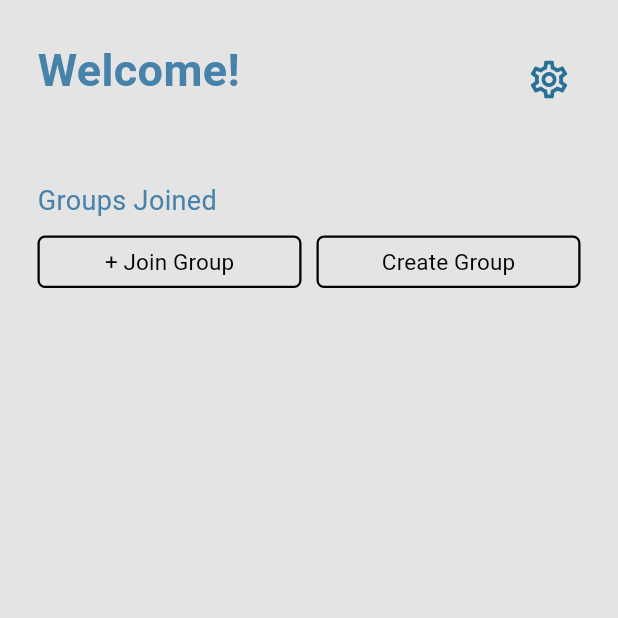
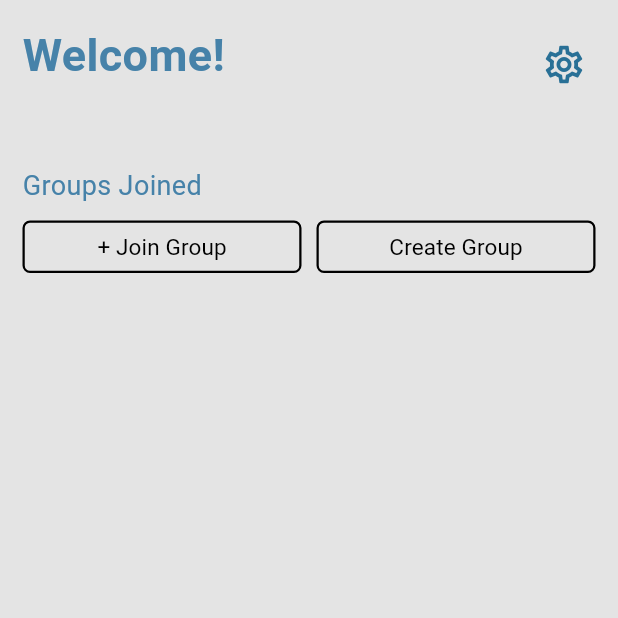
Before and after one commit to earlsab/here, a Flutter app: the screen it shows once a user with an empty profile is signed in, on a phone screen of 412 x 824 dp, the top half of it. Run offline on Flutter 3.47's test engine with Material 3 defaults, Android fonts, the phone set to English and light mode, and no system bars; our stand-ins replace cloud_firestore, firebase_auth, firebase_core, firebase_storage, fluttertoast, image_picker and 1 more; missing offline and left inert: random_uuid_string; accounts and stored records are empty; Roboto replaces fonts that are missing (Helvetica Neue).

Commit message:
cleaned created group

```diff
--- a/lib/screens/group_page.dart
+++ b/lib/screens/group_page.dart
@@ -15,7 +15,7 @@ class GroupPage extends StatefulWidget {
   State<GroupPage> createState() => _GroupPageState();
 }
 
-String title = 'Create Group';
+
 
 class _GroupPageState extends State<GroupPage> {
   // Firestore
@@ -50,7 +50,7 @@ class _GroupPageState extends State<GroupPage> {
         backgroundColor: const Color.fromARGB(255, 228, 228, 228),
         body: SafeArea(
           child: Padding(
-            padding: const EdgeInsets.all(25.0),
+            padding: const EdgeInsets.all(15.0),
             child: Column(
               crossAxisAlignment: CrossAxisAlignment.start, // Aligns children to the left
               children: [
@@ -91,7 +91,7 @@ class _GroupPageState extends State<GroupPage> {
                     ),
                     Container(width: 50),
                     Padding(
-                      padding: const EdgeInsets.only(left: 0), // Add some space to the left
+                      padding: const EdgeInsets.only(left: 2), // Add some space to the left
                       child: Column(
                         // Settings button
                         children: [
@@ -172,7 +172,7 @@ class _GroupPageState extends State<GroupPage> {
                           onPressed: () {
                             Navigator.of(context).push(
                               MaterialPageRoute(
-                                builder: (context) => CreateGroup(title: title),
+                                builder: (context) => const CreateGroup(),
                               ),
                             );
                           },
@@ -184,9 +184,9 @@ class _GroupPageState extends State<GroupPage> {
                               borderRadius: BorderRadius.circular(5),
                             ),
                           ),
-                          child: Text(
-                            title,
-                            style: const TextStyle(
+                          child: const Text(
+                            "Create Group",
+                            style: TextStyle(
                               fontFamily: "Helvetica Neue",
                               fontSize: 15,
                               fontWeight: FontWeight.w400,
@@ -198,6 +198,7 @@ class _GroupPageState extends State<GroupPage> {
                     ),
                   ],
                 ),
+                const SizedBox(height: 20),
       StreamBuilder<List<DocumentSnapshot>>(
         stream: firestoreService.getGroupsStream(),
         builder: (context, snapshot) {
@@ -234,7 +235,6 @@ class _GroupPageState extends State<GroupPage> {
                             //     ),
                             //   ),
                             // );
-
 return Card(
   shape: RoundedRectangleBorder(
     borderRadius: BorderRadius.circular(15), // Adjust as needed
@@ -249,6 +249,8 @@ return Card(
       ),
     );
     },
+    child: Padding(
+      padding: const EdgeInsets.all(0.0), // Adjust the padding as needed
     child: ListTile(
       title: Text(groupName),
       trailing: Row(
@@ -307,6 +309,7 @@ return Card(
         ],
       ),
     ),
+    ),
   ),
 );
                       } else {
```
Also changed, not shown: lib/screens/create_group.dart (+4 -5 lines), lib/screens/events_page.dart (+8 -8 lines).
